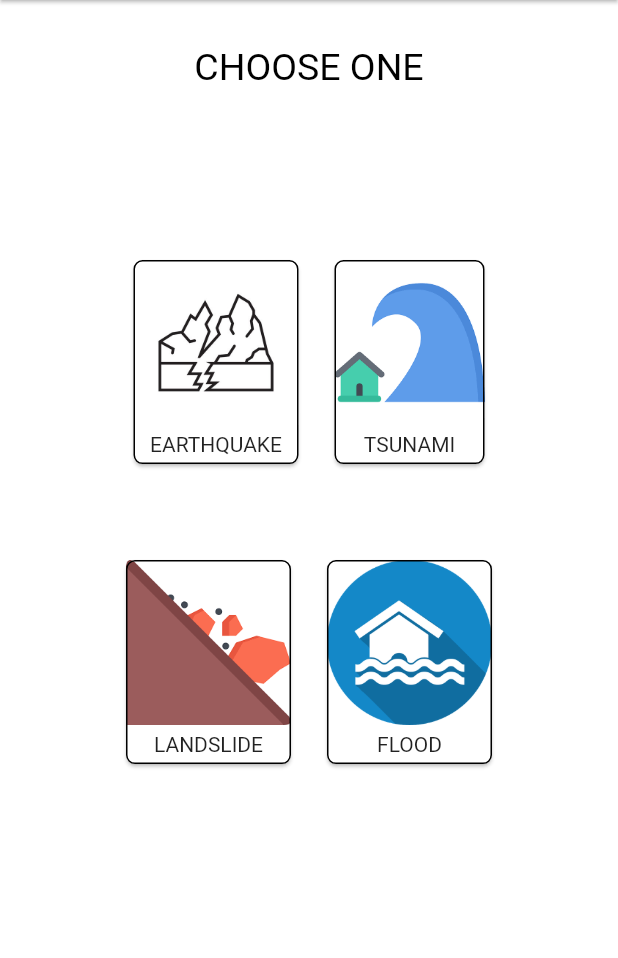
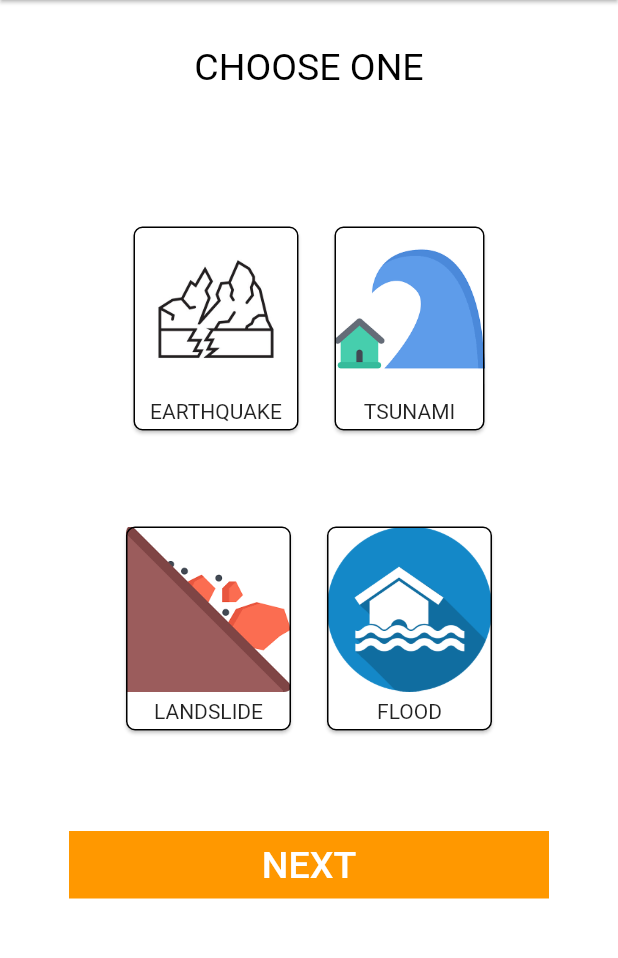
Before and after one commit to DSC-KIIT/Project-Rahat, a Flutter app: the SOSPage screen opened directly, on a phone screen of 412 x 824 dp, the part 84-1042 px from its top. Run offline on Flutter 3.47's test engine with Material 2 defaults, Android fonts, the phone set to English and light mode, and no system bars; our stand-ins replace cloud_firestore, firebase_analytics, firebase_auth, firebase_database, firebase_storage, font_awesome_flutter and 3 more; accounts and stored records are empty; network calls fail.

Commit message:
sos ui done

```diff
--- a/lib/pages/SOS/sosPage.dart
+++ b/lib/pages/SOS/sosPage.dart
@@ -1,4 +1,5 @@
 import 'package:flutter/material.dart';
+import 'package:rahat/pages/profile/screens/addPeople.dart';
 
 class SOSPage extends StatefulWidget {
   @override
@@ -30,7 +31,7 @@ class _SOSPageState extends State<SOSPage> {
                   child: Text('CHOOSE ONE',
                       style: TextStyle(color: Colors.black, fontSize: 25))),
             ),
-          SizedBox(height: MediaQuery.of(context).size.height * 0.1),
+            SizedBox(height: 60.0),
             Padding(
               padding: const EdgeInsets.all(20.0),
               child: Center(
@@ -120,25 +121,58 @@ class _SOSPageState extends State<SOSPage> {
                             side: BorderSide(color: Colors.black, width: 1),
                             borderRadius: BorderRadius.circular(6),
                           ),
-                          child: Column(children: <Widget>[
+                          child: Column(
+                            children: <Widget>[
                               Container(
                                   height: 110,
                                   width: 110,
-                                child:
-                                    Image.asset('assets/images/sos/flood.png')),
+                                  child: Image.asset(
+                                      'assets/images/sos/flood.png')),
                               Padding(
                                 padding: const EdgeInsets.all(5.0),
                                 child: Text('FLOOD'),
                               )
-                          ]),
+                            ],
+                          ),
                         ),
                       ),
                     )
-                  ]),
+                  ],
+                ),
+              ),
+            ),
+            Column(
+              mainAxisAlignment: MainAxisAlignment.center,
+              children: <Widget>[
+                Padding(
+                  padding: const EdgeInsets.all(35.0),
+                  child: GestureDetector(
+                    onTap: () {
+                      Navigator.push(context,
+                          MaterialPageRoute(builder: (context) => AddPeople()));
+                      {}
+                    },
+                    child: Container(
+                      color: Colors.orange,
+                      height: 45.0,
+                      width: 320.0,
+                      child: Center(
+                        child: Text(
+                          'NEXT',
+                          style: TextStyle(
+                              fontSize: 25.0,
+                              fontWeight: FontWeight.w500,
+                              color: Colors.white),
+                        ),
+                      ),
+                    ),
                   ),
                 )
               ],
-      )),
+            ),
+          ],
+        ),
+      ),
     );
   }
 }
```
Lines whose indentation alone changed are shown as unchanged.
